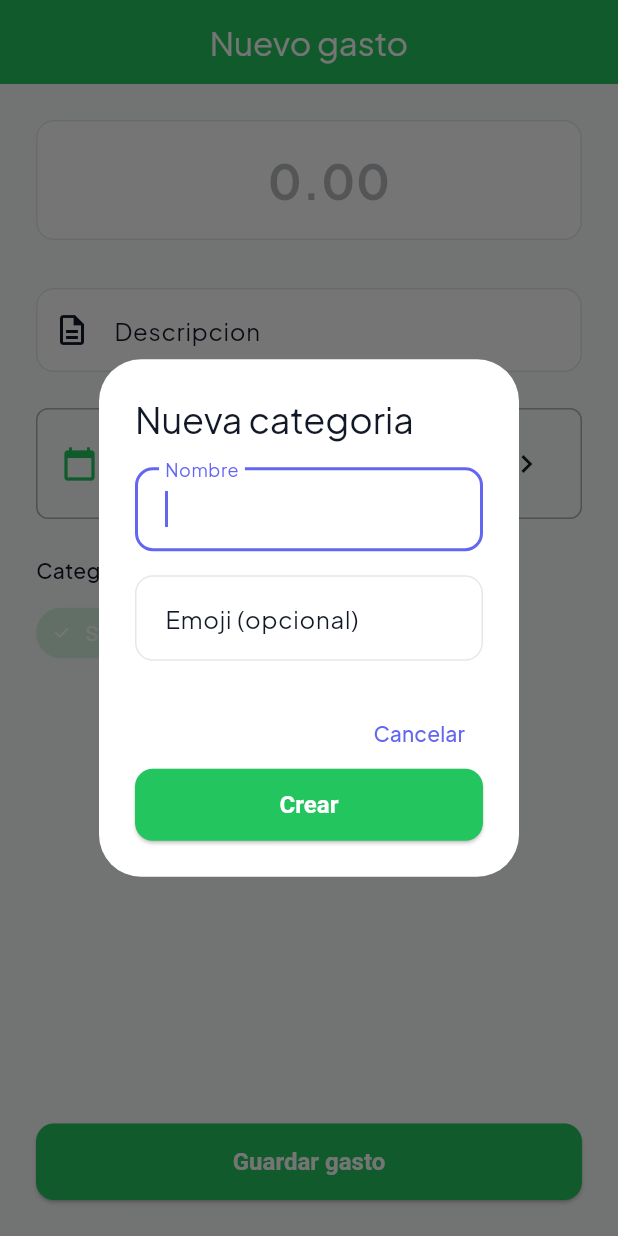
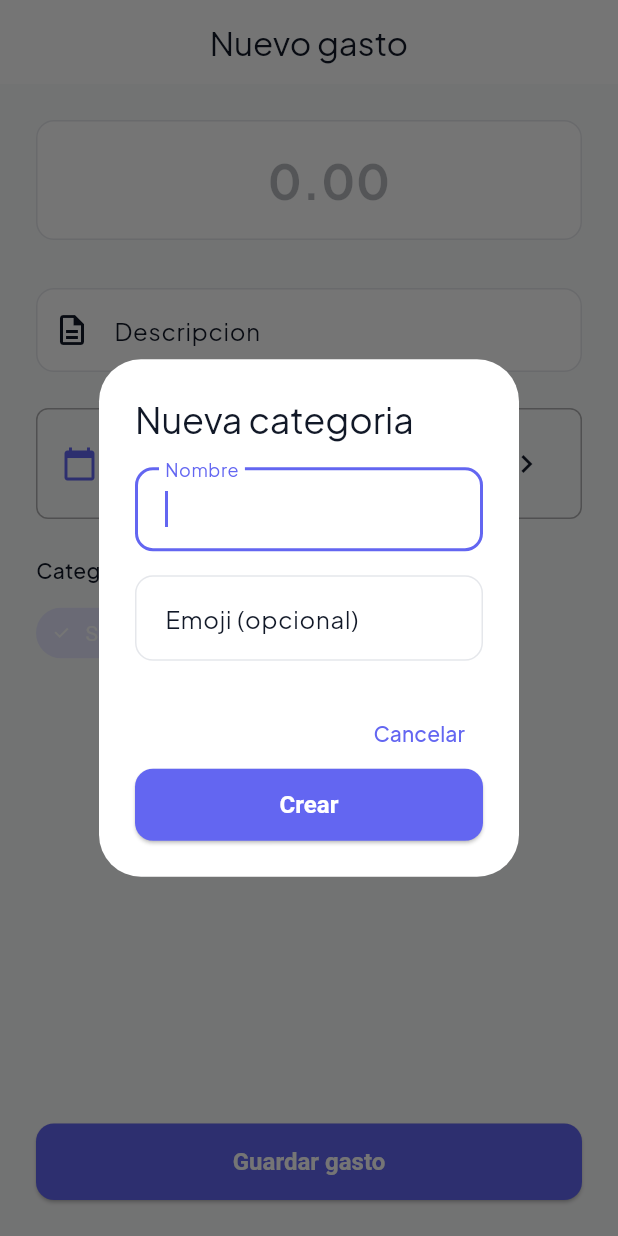
Before and after one commit to GrandThed/nuestra_app_front, a Flutter app: the AddExpenseScreen screen opened by its route, after a tap on "Nueva", on a phone screen of 412 x 824 dp. Run offline on Flutter 3.47's test engine with Material 3 defaults, Android fonts, the phone set to English and light mode, and no system bars; our stand-ins replace cached_network_image, connectivity_plus, dio, flutter_riverpod, flutter_secure_storage, freezed_annotation and 12 more; missing offline and left inert: flutter_driver, receive_sharing_intent; accounts and stored records are empty; generated files the repository leaves out were written again.

Commit message:
feat: update UI components to use Theme color scheme for consistency

```diff
--- a/lib/features/calendar/presentation/screens/add_event_screen.dart
+++ b/lib/features/calendar/presentation/screens/add_event_screen.dart
@@ -179,8 +179,8 @@ class _AddEventScreenState extends ConsumerState<AddEventScreen> {
     return Scaffold(
       appBar: AppBar(
         title: const Text('Nuevo evento'),
-        backgroundColor: AppColors.calendar,
-        foregroundColor: Colors.white,
+        backgroundColor: Theme.of(context).colorScheme.primary,
+        foregroundColor: Theme.of(context).colorScheme.onPrimary,
         actions: [
           TextButton(
             onPressed: _isSubmitting ? null : _submit,
--- a/lib/features/expenses/presentation/screens/add_expense_screen.dart
+++ b/lib/features/expenses/presentation/screens/add_expense_screen.dart
@@ -3,7 +3,6 @@ import 'package:flutter/services.dart';
 import 'package:flutter_riverpod/flutter_riverpod.dart';
 import 'package:go_router/go_router.dart';
 import 'package:intl/intl.dart';
-import 'package:nuestra_app/core/constants/app_colors.dart';
 import 'package:nuestra_app/core/constants/app_sizes.dart';
 import 'package:nuestra_app/features/auth/presentation/providers/auth_notifier.dart';
 import 'package:nuestra_app/features/auth/presentation/providers/auth_state.dart';
@@ -185,10 +184,6 @@ class _AddExpenseScreenState extends ConsumerState<AddExpenseScreen> {
                 );
               }
             },
-            style: ElevatedButton.styleFrom(
-              backgroundColor: AppColors.expenses,
-              foregroundColor: Colors.white,
-            ),
             child: const Text('Crear'),
           ),
         ],
@@ -208,8 +203,6 @@ class _AddExpenseScreenState extends ConsumerState<AddExpenseScreen> {
     return Scaffold(
       appBar: AppBar(
         title: const Text('Nuevo gasto'),
-        backgroundColor: AppColors.expenses,
-        foregroundColor: Colors.white,
       ),
       body: Form(
         key: _formKey,
@@ -227,10 +220,10 @@ class _AddExpenseScreenState extends ConsumerState<AddExpenseScreen> {
               inputFormatters: [
                 FilteringTextInputFormatter.allow(RegExp(r'[\d.,]')),
               ],
-              style: const TextStyle(
+              style: TextStyle(
                 fontSize: 32,
                 fontWeight: FontWeight.bold,
-                color: AppColors.expenses,
+                color: colorScheme.primary,
               ),
               textAlign: TextAlign.center,
               decoration: InputDecoration(
@@ -238,7 +231,7 @@ class _AddExpenseScreenState extends ConsumerState<AddExpenseScreen> {
                 prefixStyle: TextStyle(
                   fontSize: 32,
                   fontWeight: FontWeight.bold,
-                  color: AppColors.expenses.withValues(alpha: 0.5),
+                  color: colorScheme.primary.withValues(alpha: 0.5),
                 ),
                 hintText: '0.00',
                 hintStyle: TextStyle(
@@ -354,7 +347,7 @@ class _AddExpenseScreenState extends ConsumerState<AddExpenseScreen> {
                             )
                           : CircleAvatar(
                               radius: 12,
-                              backgroundColor: AppColors.expenses.withValues(alpha: 0.2),
+                              backgroundColor: colorScheme.primaryContainer.withValues(alpha: 0.2),
                               child: Text(
                                 member.name.isNotEmpty ? member.name[0].toUpperCase() : '?',
                                 style: const TextStyle(fontSize: 10, fontWeight: FontWeight.bold),
@@ -363,7 +356,7 @@ class _AddExpenseScreenState extends ConsumerState<AddExpenseScreen> {
                       label: Text(member.name),
                       selected: _selectedPaidById == member.userId,
                       onSelected: (_) => setState(() => _selectedPaidById = member.userId),
-                      selectedColor: AppColors.expenses.withValues(alpha: 0.2),
+                      selectedColor: colorScheme.primaryContainer.withValues(alpha: 0.2),
                     )).toList(),
               ),
               const SizedBox(height: AppSizes.lg),
@@ -371,7 +364,7 @@ class _AddExpenseScreenState extends ConsumerState<AddExpenseScreen> {
 
             // Date selector
             ListTile(
-              leading: const Icon(Icons.calendar_today, color: AppColors.expenses),
+              leading: Icon(Icons.calendar_today, color: colorScheme.primary),
               title: const Text('Fecha'),
               subtitle: Text(
                 dateFormat.format(_selectedDate),
@@ -405,7 +398,7 @@ class _AddExpenseScreenState extends ConsumerState<AddExpenseScreen> {
                   label: const Text('Sin categoria'),
                   selected: _selectedCategoryId == null,
                   onSelected: (_) => setState(() => _selectedCategoryId = null),
-                  selectedColor: AppColors.expenses.withValues(alpha: 0.2),
+                  selectedColor: colorScheme.primaryContainer.withValues(alpha: 0.2),
                 ),
                 // Category options
                 ...categories.map((category) => ChoiceChip(
@@ -416,7 +409,7 @@ class _AddExpenseScreenState extends ConsumerState<AddExpenseScreen> {
                       selected: _selectedCategoryId == category.id,
                       onSelected: (_) =>
                           setState(() => _selectedCategoryId = category.id),
-                      selectedColor: AppColors.expenses.withValues(alpha: 0.2),
+                      selectedColor: colorScheme.primaryContainer.withValues(alpha: 0.2),
                     )),
                 // Add new category
                 ActionChip(
@@ -436,8 +429,6 @@ class _AddExpenseScreenState extends ConsumerState<AddExpenseScreen> {
           child: ElevatedButton(
             onPressed: _isLoading ? null : _submit,
             style: ElevatedButton.styleFrom(
-              backgroundColor: AppColors.expenses,
-              foregroundColor: Colors.white,
               padding: const EdgeInsets.symmetric(vertical: AppSizes.md),
               shape: RoundedRectangleBorder(
                 borderRadius: BorderRadius.circular(AppSizes.radiusMd),
--- a/lib/features/household/presentation/screens/household_settings_screen.dart
+++ b/lib/features/household/presentation/screens/household_settings_screen.dart
@@ -408,8 +408,8 @@ class _HouseholdSettingsScreenState
                   Switch(
                     value: member.paysExpenses,
                     onChanged: (value) => _updatePaysExpenses(member, value),
-                    activeTrackColor: AppColors.expenses.withValues(alpha: 0.5),
-                    activeThumbColor: AppColors.expenses,
+                    activeTrackColor: Theme.of(context).colorScheme.primary.withValues(alpha: 0.5),
+                    activeThumbColor: Theme.of(context).colorScheme.primary,
                   ),
                 ],
               ),
--- a/lib/features/recipes/presentation/screens/recipe_form_screen.dart
+++ b/lib/features/recipes/presentation/screens/recipe_form_screen.dart
@@ -669,7 +669,7 @@ class _RecipeFormScreenState extends ConsumerState<RecipeFormScreen> {
               child: ListTile(
                 dense: true,
                 leading: CircleAvatar(
-                  backgroundColor: AppColors.recipes,
+                  backgroundColor: Theme.of(context).colorScheme.primary,
                   foregroundColor: Colors.white,
                   radius: 14,
                   child: Text(
```
Also changed, not shown: lib/features/boards/presentation/screens/board_detail_screen.dart (+5 -13 lines), lib/features/boards/presentation/screens/share_to_board_screen.dart (+8 -14 lines), lib/features/calendar/presentation/screens/event_detail_screen.dart (+4 -13 lines), lib/features/calendar/presentation/screens/event_form_screen.dart (+5 -5 lines), lib/features/expenses/presentation/screens/budget_setup_screen.dart (+9 -12 lines), lib/features/expenses/presentation/screens/expense_detail_screen.dart (+6 -10 lines), lib/features/expenses/presentation/screens/expense_form_screen.dart (+6 -11 lines), lib/features/expenses/presentation/screens/expense_summary_screen.dart (+19 -21 lines).
